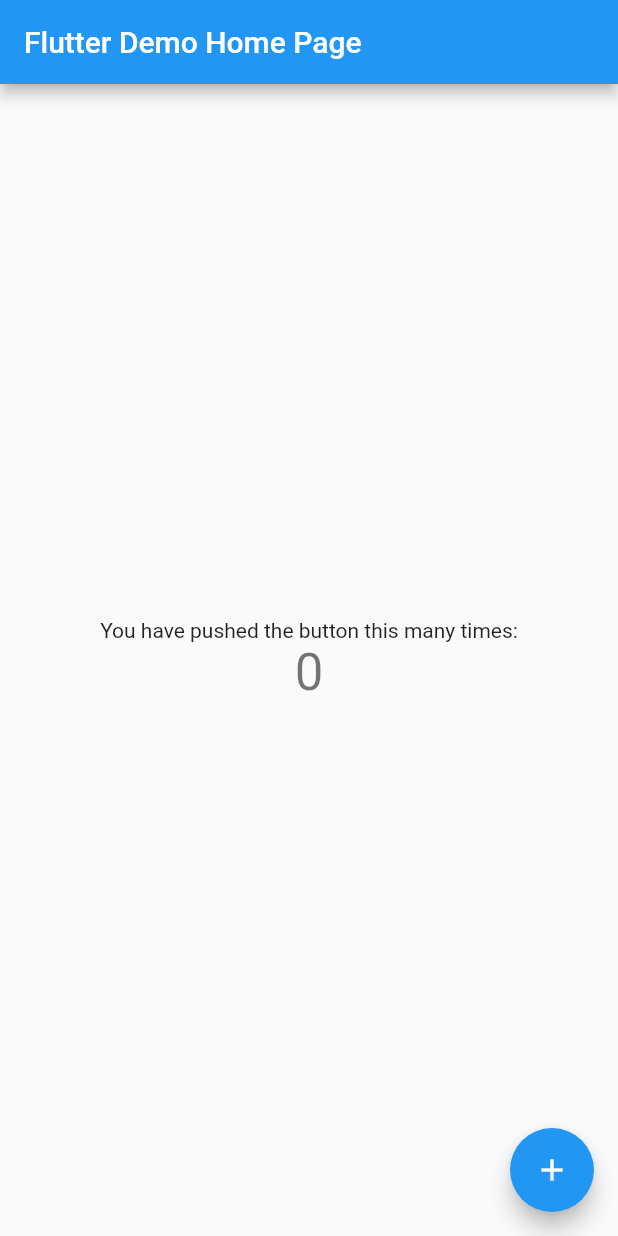
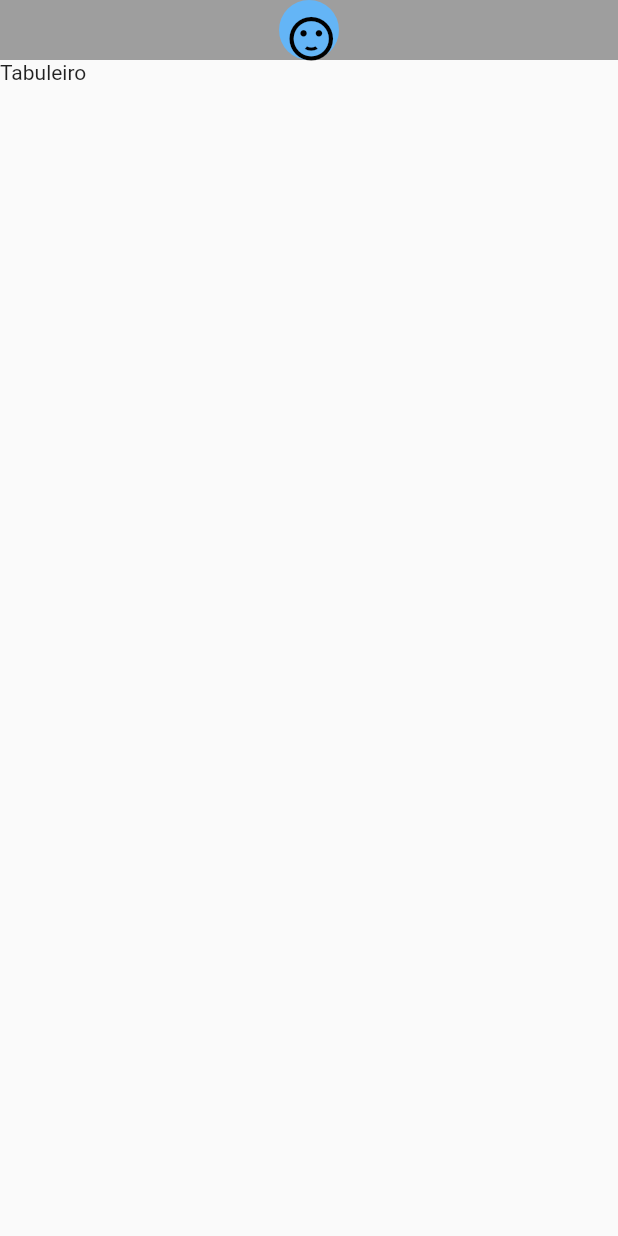
Before and after one commit to marceloguerra007/flutter-minefield-game, a Flutter app: the screen it shows after launch, on a phone screen of 412 x 824 dp. Run offline on Flutter 3.47's test engine with Material 2 defaults, Android fonts, the phone set to English and light mode, and no system bars.

Commit message:
Criação da estrutura visual básica

```diff
--- /dev/null
+++ b/src/minefield_game/lib/components/result_widget.dart
@@ -0,0 +1,62 @@
+import 'package:flutter/material.dart';
+
+class ResultWidget extends StatelessWidget implements PreferredSizeWidget {
+  final bool winned;
+  final bool lose;
+  final Function() onReset;
+
+  const ResultWidget({
+     this.winned = false,
+     this.lose = false,
+     required this.onReset
+  });
+
+  Color _getColor() {
+    if (winned){
+      return Colors.green[300]!;
+    }else if (lose){
+      return Colors.red[300]!;
+    }else{
+        return Colors.blue[300]!;
+    }
+  }
+
+  IconData _getIcon(){
+    if (winned){
+      return Icons.sentiment_very_satisfied;
+    }else if (lose){
+      return Icons.sentiment_very_dissatisfied;
+    }else{
+      return Icons.sentiment_satisfied;
+    }
+  }
+
+  @override
+  Widget build(BuildContext context) {
+    return Container(
+      child: SafeArea(
+        child: Container(
+          padding: EdgeInsets.all(0),
+          child: CircleAvatar(
+            backgroundColor: _getColor(),
+            child: IconButton(
+              icon: Icon(
+                _getIcon(),
+                color: Colors.black,
+                size: 35
+              ),
+              onPressed: onReset,
+              ),
+          )
+        )
+      ),
+      color: Colors.grey,
+    );
+  }
+
+  @override
+  Size get preferredSize => Size.fromHeight(120);
+
+
+
+}
--- a/src/minefield_game/lib/main.dart
+++ b/src/minefield_game/lib/main.dart
@@ -1,113 +1,6 @@
 import 'package:flutter/material.dart';
+import 'package:minefield_game/screens/mine_field_app.dart';
 
 void main() {
-  runApp(MyApp());
+  runApp(MineFieldApp());
 }
-
-class MyApp extends StatelessWidget {
-  // This widget is the root of your application.
-  @override
-  Widget build(BuildContext context) {
-    return MaterialApp(
-      title: 'Flutter Demo',
-      theme: ThemeData(
-        // This is the theme of your application.
-        //
-        // Try running your application with "flutter run". You'll see the
-        // application has a blue toolbar. Then, without quitting the app, try
-        // changing the primarySwatch below to Colors.green and then invoke
-        // "hot reload" (press "r" in the console where you ran "flutter run",
-        // or simply save your changes to "hot reload" in a Flutter IDE).
-        // Notice that the counter didn't reset back to zero; the application
-        // is not restarted.
-        primarySwatch: Colors.blue,
-      ),
-      home: MyHomePage(title: 'Flutter Demo Home Page'),
-    );
-  }
-}
-
-class MyHomePage extends StatefulWidget {
-  MyHomePage({Key? key, required this.title}) : super(key: key);
-
-  // This widget is the home page of your application. It is stateful, meaning
-  // that it has a State object (defined below) that contains fields that affect
-  // how it looks.
-
-  // This class is the configuration for the state. It holds the values (in this
-  // case the title) provided by the parent (in this case the App widget) and
-  // used by the build method of the State. Fields in a Widget subclass are
-  // always marked "final".
-
-  final String title;
-
-  @override
-  _MyHomePageState createState() => _MyHomePageState();
-}
-
-class _MyHomePageState extends State<MyHomePage> {
-  int _counter = 0;
-
-  void _incrementCounter() {
-    setState(() {
-      // This call to setState tells the Flutter framework that something has
-      // changed in this State, which causes it to rerun the build method below
-      // so that the display can reflect the updated values. If we changed
-      // _counter without calling setState(), then the build method would not be
-      // called again, and so nothing would appear to happen.
-      _counter++;
-    });
-  }
-
-  @override
-  Widget build(BuildContext context) {
-    // This method is rerun every time setState is called, for instance as done
-    // by the _incrementCounter method above.
-    //
-    // The Flutter framework has been optimized to make rerunning build methods
-    // fast, so that you can just rebuild anything that needs updating rather
-    // than having to individually change instances of widgets.
-    return Scaffold(
-      appBar: AppBar(
-        // Here we take the value from the MyHomePage object that was created by
-        // the App.build method, and use it to set our appbar title.
-        title: Text(widget.title),
-      ),
-      body: Center(
-        // Center is a layout widget. It takes a single child and positions it
-        // in the middle of the parent.
-        child: Column(
-          // Column is also a layout widget. It takes a list of children and
-          // arranges them vertically. By default, it sizes itself to fit its
-          // children horizontally, and tries to be as tall as its parent.
-          //
-          // Invoke "debug painting" (press "p" in the console, choose the
-          // "Toggle Debug Paint" action from the Flutter Inspector in Android
-          // Studio, or the "Toggle Debug Paint" command in Visual Studio Code)
-          // to see the wireframe for each widget.
-          //
-          // Column has various properties to control how it sizes itself and
-          // how it positions its children. Here we use mainAxisAlignment to
-          // center the children vertically; the main axis here is the vertical
-          // axis because Columns are vertical (the cross axis would be
-          // horizontal).
-          mainAxisAlignment: MainAxisAlignment.center,
-          children: <Widget>[
-            Text(
-              'You have pushed the button this many times:',
-            ),
-            Text(
-              '$_counter',
-              style: Theme.of(context).textTheme.headline4,
-            ),
-          ],
-        ),
-      ),
-      floatingActionButton: FloatingActionButton(
-        onPressed: _incrementCounter,
-        tooltip: 'Increment',
-        child: Icon(Icons.add),
-      ), // This trailing comma makes auto-formatting nicer for build methods.
-    );
-  }
-}
--- /dev/null
+++ b/src/minefield_game/lib/screens/mine_field_app.dart
@@ -0,0 +1,22 @@
+import 'package:flutter/material.dart';
+import 'package:minefield_game/components/result_widget.dart';
+
+class MineFieldApp extends StatelessWidget {
+  const MineFieldApp({ Key? key }) : super(key: key);
+
+  void _resetGame(){
+    print('Reiniciar o jogo');
+  }
+
+  @override
+  Widget build(BuildContext context) {
+    return MaterialApp(
+      home: Scaffold(
+        appBar: ResultWidget(onReset: _resetGame),
+        body: Container(
+          child: Text('Tabuleiro')
+        ),
+      ),
+    );
+  }
+}
```
